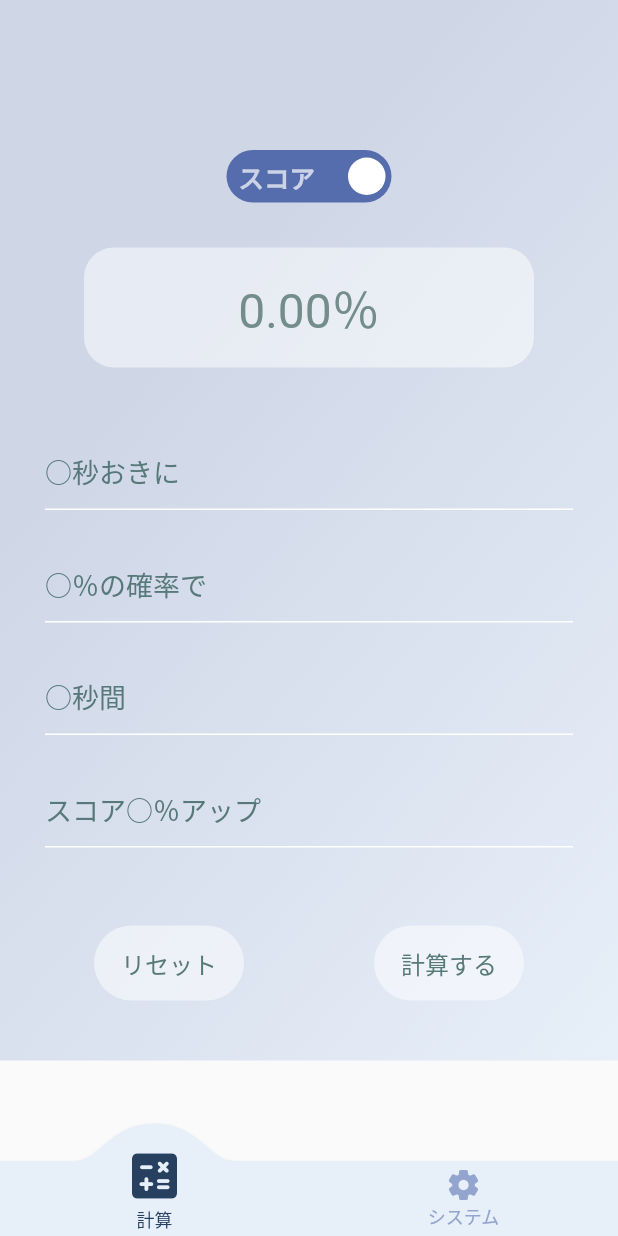
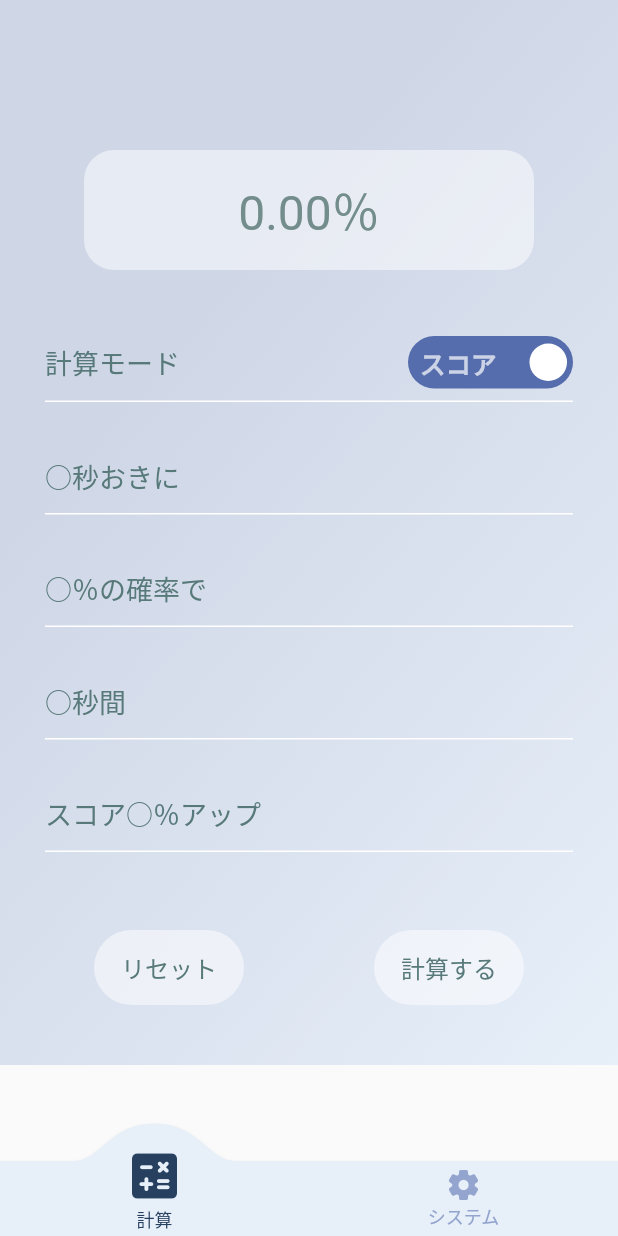
Before and after one commit to rerelurelu/uni-tool, a Flutter app: the screen it shows after launch, on a phone screen of 412 x 824 dp. Run offline on Flutter 3.47's test engine with Material 2 defaults, Android fonts, the phone set to English and light mode, and no system bars; drawn by our look-alikes of convex_bottom_bar, flutter_switch, keyboard_actions; our stand-ins replace flutter_riverpod, package_info.

Commit message:
🎨 layout: Update switch button

```diff
--- a/lib/screen/calculator.dart
+++ b/lib/screen/calculator.dart
@@ -42,22 +42,6 @@ class calculatorScreen extends ConsumerWidget {
             child: Column(
               children: [
                 SizedBox(height: 100),
-                FlutterSwitch(
-                  activeText: 'スコア',
-                  inactiveText: 'コンボ',
-                  valueFontSize: 17,
-                  width: 110,
-                  borderRadius: 30,
-                  showOnOff: true,
-                  value: calculatorMode.isScoreMode,
-                  activeColor: lapis,
-                  inactiveColor: coral,
-                  onToggle: (value) {
-                    calculatorMode.changeMode();
-                    clearText();
-                  },
-                ),
-                SizedBox(height: 30),
                 Container(
                   height: 80,
                   width: 300,
@@ -90,6 +74,49 @@ class calculatorScreen extends ConsumerWidget {
                         ],
                       )
                     : SizedBox(height: 32),
+                Padding(
+                  padding: EdgeInsets.symmetric(
+                    vertical: _formVertical,
+                    horizontal: _formHorizontal,
+                  ),
+                  child: Column(
+                    children: [
+                      Row(
+                        mainAxisAlignment: MainAxisAlignment.spaceBetween,
+                        children: [
+                          Text(
+                            '計算モード',
+                            style: TextStyle(
+                              color: _textColor,
+                              fontSize: _formFontSize,
+                            ),
+                          ),
+                          FlutterSwitch(
+                            activeText: 'スコア',
+                            inactiveText: 'コンボ',
+                            valueFontSize: 17,
+                            width: 110,
+                            borderRadius: 30,
+                            showOnOff: true,
+                            value: calculatorMode.isScoreMode,
+                            activeColor: lapis,
+                            inactiveColor: coral,
+                            onToggle: (value) {
+                              calculatorMode.changeMode();
+                              clearText();
+                            },
+                          ),
+                        ],
+                      ),
+                      SizedBox(height: 8),
+                      Divider(
+                        height: 1,
+                        thickness: 1,
+                        color: Colors.white,
+                      )
+                    ],
+                  ),
+                ),
                 Padding(
                   padding: EdgeInsets.symmetric(
                     vertical: _formVertical,
```
